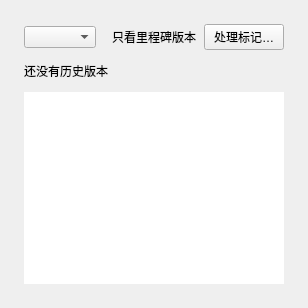
Qt form windows/mainwindow_child/homepage/pages/homepage_page_backup.ui (Zao-chen/ZcVersionBox) before a commit.
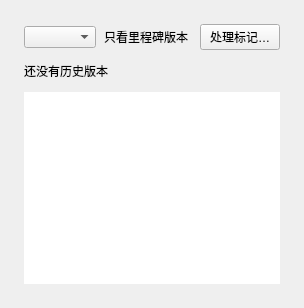
The same form after that commit.

Commit message: fix(ui): 历史记录筛选栏只看里程碑开关向左对齐

Diff of the .ui file:
```diff
--- a/windows/mainwindow_child/homepage/pages/homepage_page_backup.ui
+++ b/windows/mainwindow_child/homepage/pages/homepage_page_backup.ui
@@ -27,7 +27,6 @@
       <property name="bottomMargin"><number>0</number></property>
       <property name="spacing"><number>8</number></property>
       <item><widget class="QComboBox" name="historyScope"><property name="maximumSize"><size><width>220</width><height>16777215</height></size></property></widget></item>
-      <item><spacer name="scopeSpacer"><property name="orientation"><enum>Qt::Horizontal</enum></property><property name="sizeHint" stdset="0"><size><width>8</width><height>0</height></size></property></spacer></item>
       <item><widget class="QLabel" name="milestoneFilterLabel"><property name="text"><string>只看里程碑版本</string></property></widget></item>
       <item><spacer name="filterSpacer"><property name="orientation"><enum>Qt::Horizontal</enum></property><property name="sizeHint" stdset="0"><size><width>0</width><height>0</height></size></property></spacer></item>
       <item><widget class="QPushButton" name="tagConflictButton"><property name="text"><string>处理标记…</string></property></widget></item>
```
The commit also changes 1 other file.
